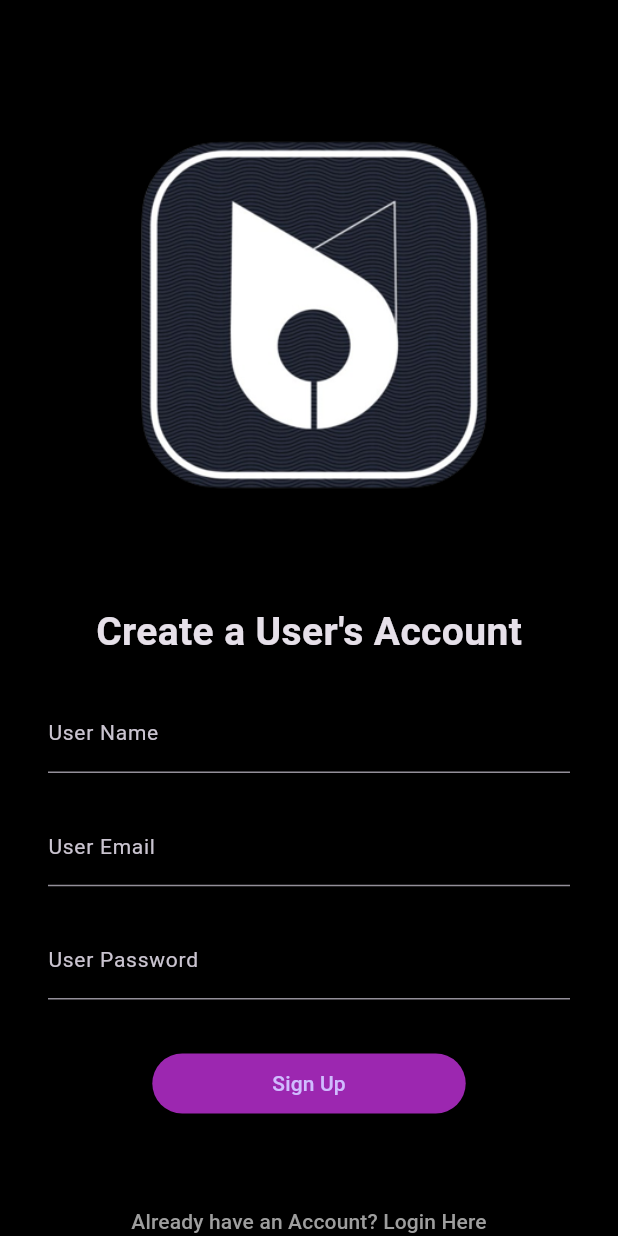
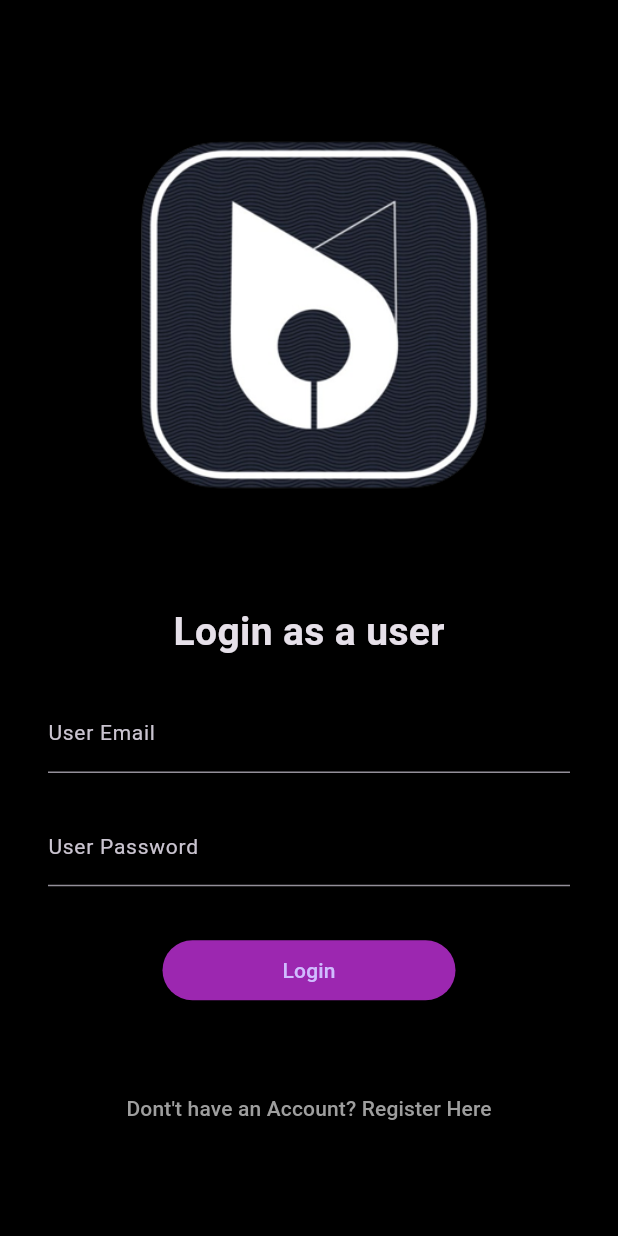
Before and after one commit to Martin-Webdevmk/uberApp, a Flutter app: the screen it shows after launch, on a phone screen of 412 x 824 dp. Run offline on Flutter 3.47's test engine with Material 3 defaults, Android fonts, the phone set to English and light mode, and no system bars.

Commit message:
Adding LoginPage
Added text fields, changed button ...

```diff
--- a/lib/authentication/login_screen.dart
+++ b/lib/authentication/login_screen.dart
@@ -1,4 +1,5 @@
 import 'package:flutter/material.dart';
+import 'package:users_app/authentication/signup_screen.dart';
 
 class LoginScreen extends StatefulWidget {
   const LoginScreen({super.key});
@@ -9,10 +10,111 @@ class LoginScreen extends StatefulWidget {
 
 class _LoginScreenState extends State<LoginScreen>
 {
+  TextEditingController emailTextEditingController = TextEditingController();
+  TextEditingController passwordTextEditingController = TextEditingController();
+
+
   @override
-  Widget build(BuildContext context)
+  Widget build(BuildContext context) {
+    return Scaffold(
+      body: SingleChildScrollView(
+        child: Padding(
+          padding: const EdgeInsets.all(10),
+          child: Column(
+            children: [
 
-  {
-    return const Placeholder();
+              Image.asset(
+                  "assets/images/logo.png"
+              ),
+
+              Text(
+                "Login as a user",
+                style: TextStyle(
+                  fontSize: 26,
+                  fontWeight: FontWeight.bold,
+                ),
+              ),
+
+              //Text Fields
+              Padding(
+                padding: const EdgeInsets.all(22),
+                child: Column(
+                  children:  [
+
+                    TextField(
+                      controller: emailTextEditingController,
+                      keyboardType: TextInputType.emailAddress,
+                      decoration: const InputDecoration(
+                        labelText: "User Email",
+                        labelStyle: TextStyle(
+                          fontSize: 14,
+                        ),
+                      ),
+                      style: const TextStyle(
+                        color: Colors.grey,
+                        fontSize: 15,
+                      ),
+                    ),
+
+                    const SizedBox(height: 22,),
+
+                    TextField(
+                      controller: passwordTextEditingController,
+                      obscureText: true,
+                      keyboardType: TextInputType.text,
+                      decoration: const InputDecoration(
+                        labelText: "User Password",
+                        labelStyle: TextStyle(
+                          fontSize: 14,
+                        ),
+                      ),
+                      style: const TextStyle(
+                        color: Colors.grey,
+                        fontSize: 15,
+                      ),
+                    ),
+
+                    const SizedBox(height: 32,),
+
+                    ElevatedButton(
+                      onPressed:()
+                      {
+
+                      },
+                      style: ElevatedButton.styleFrom(
+                          backgroundColor: Colors.purple,
+                          padding: EdgeInsets.symmetric(horizontal: 80, vertical: 10,)
+
+                      ),
+                      child: const Text(
+                          "Login"
+                      ),
+                    ),
+
+
+                  ],
+                ),
+              ),
+              const SizedBox(height: 22,),
+
+              //textbutton
+              TextButton(
+                onPressed: ()
+                {
+                  Navigator.push(context, MaterialPageRoute(builder: (c)=> SignUpScreen()));
+                },
+                child: Text(
+                  "Dont\'t have an Account? Register Here",
+                  style: TextStyle(
+                      color: Colors.grey
+                  ),
+                ),
+              ),
+            ],
+
+          ),
+        ),
+      ),
+    );;
   }
 }
--- a/lib/authentication/signup_screen.dart
+++ b/lib/authentication/signup_screen.dart
@@ -12,6 +12,7 @@ class SignUpScreen extends StatefulWidget {
 class _SignUpScreenState extends State<SignUpScreen>
 {
   TextEditingController userNameTextEditingController = TextEditingController();
+  TextEditingController userPhoneTextEditingController = TextEditingController();
   TextEditingController emailTextEditingController = TextEditingController();
   TextEditingController passwordTextEditingController = TextEditingController();
 
@@ -59,6 +60,24 @@ class _SignUpScreenState extends State<SignUpScreen>
                       ),
 
                       const SizedBox(height: 22,),
+
+                      TextField(
+                        controller: userPhoneTextEditingController,
+                        keyboardType: TextInputType.emailAddress,
+                        decoration: const InputDecoration(
+                          labelText: "User Phone",
+                          labelStyle: TextStyle(
+                            fontSize: 14,
+                          ),
+                        ),
+                        style: const TextStyle(
+                          color: Colors.grey,
+                          fontSize: 15,
+                        ),
+                      ),
+
+                      const SizedBox(height: 22,),
+
 
                       TextField(
                         controller: emailTextEditingController,
--- a/lib/main.dart
+++ b/lib/main.dart
@@ -1,4 +1,5 @@
 import 'package:flutter/material.dart';
+import 'package:users_app/authentication/login_screen.dart';
 import 'package:users_app/authentication/signup_screen.dart';
 
 void main() {
@@ -19,7 +20,7 @@ class MyApp extends StatelessWidget {
         scaffoldBackgroundColor: Colors.black
 
       ),
-      home: SignUpScreen(),
+      home: LoginScreen(),
     );
   }
 }
```
